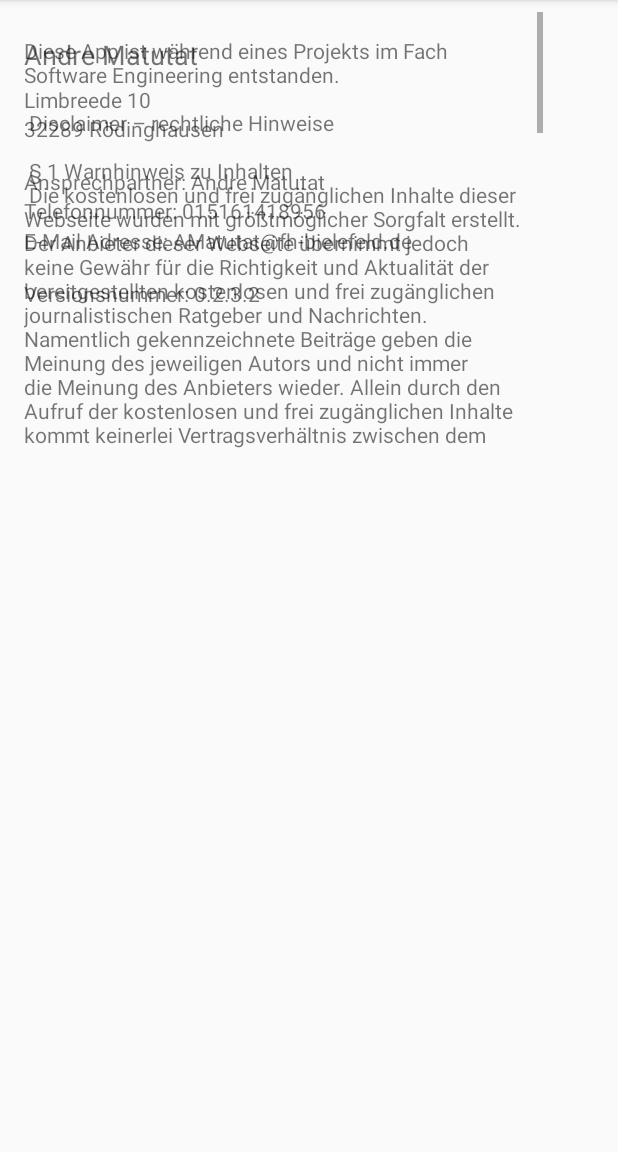
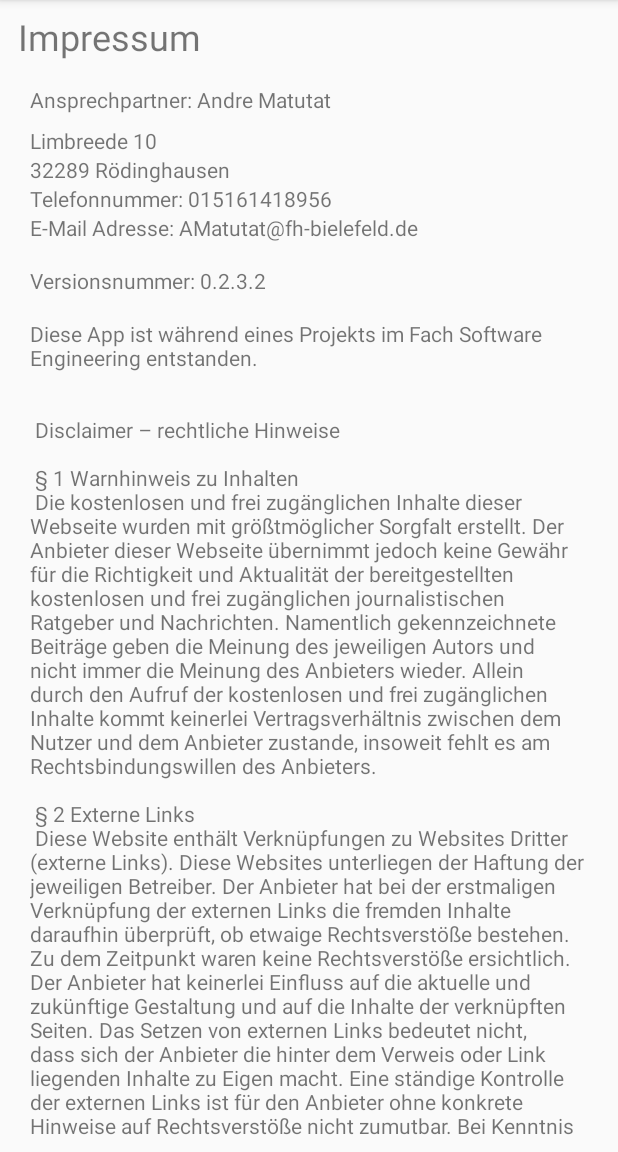
Before and after one commit to FHBielefeld-IFM-WS1718-SWEng1/AndroidApp, an Android app: the fragment ImprintFragment shown on its own in the app's theme, on a phone screen of 412 x 824 dp, the part 84-1236 px from its top. Run offline under Robolectric (Android 15) with nearby library versions, the phone set to English and light mode, and no system bars.

Commit message:
Impressum fix

```diff
--- a/app/src/main/res/layout/fragment_imprint.xml
+++ b/app/src/main/res/layout/fragment_imprint.xml
@@ -7,20 +7,43 @@
     android:layout_height="match_parent"
     android:padding="8dp">
 
+    <ScrollView
+        android:layout_width="wrap_content"
+        android:layout_height="wrap_content"
+        android:layout_marginBottom="8dp"
+        android:layout_marginStart="8dp"
+        android:layout_marginTop="8dp"
+        app:layout_constraintBottom_toBottomOf="parent"
+        app:layout_constraintEnd_toEndOf="parent"
+        app:layout_constraintStart_toStartOf="parent"
+        app:layout_constraintTop_toTopOf="parent"
+        app:layout_constraintVertical_bias="0.51">
+
+        <LinearLayout
+            android:layout_width="match_parent"
+            android:layout_height="wrap_content"
+            android:orientation="vertical">
+
             <TextView
-        android:id="@+id/AdressText"
-        android:layout_width="0dp"
+                android:id="@+id/Impressum"
+                android:layout_width="match_parent"
+                android:layout_height="wrap_content"
+                android:text="@string/ImpressumText"
+                android:textSize="24sp" />
+
+            <TextView
+                android:id="@+id/ContactText"
+                android:layout_width="match_parent"
                 android:layout_height="wrap_content"
                 android:layout_marginStart="8dp"
                 android:layout_marginTop="16dp"
-        android:text="@string/AdressText"
-        android:textSize="18sp"
+                android:text="@string/ContactText"
                 app:layout_constraintStart_toStartOf="parent"
-        app:layout_constraintTop_toTopOf="parent" />
+                app:layout_constraintTop_toBottomOf="@+id/CityText" />
 
             <TextView
                 android:id="@+id/StreetText"
-        android:layout_width="wrap_content"
+                android:layout_width="match_parent"
                 android:layout_height="wrap_content"
                 android:layout_marginStart="8dp"
                 android:layout_marginTop="8dp"
@@ -30,7 +53,7 @@
 
             <TextView
                 android:id="@+id/CityText"
-        android:layout_width="wrap_content"
+                android:layout_width="match_parent"
                 android:layout_height="wrap_content"
                 android:layout_marginStart="8dp"
                 android:text="@string/CityText"
@@ -38,19 +61,9 @@
                 app:layout_constraintTop_toBottomOf="@+id/StreetText" />
 
             <TextView
-        android:id="@+id/ContactText"
-        android:layout_width="wrap_content"
+                android:id="@+id/TelText"
+                android:layout_width="match_parent"
                 android:layout_height="wrap_content"
-        android:layout_marginStart="8dp"
-        android:layout_marginTop="16dp"
-        android:text="@string/ContactText"
-        app:layout_constraintStart_toStartOf="parent"
-        app:layout_constraintTop_toBottomOf="@+id/CityText" />
-
-    <TextView
-        android:id="@+id/TelText"
-        android:layout_width="0dp"
-        android:layout_height="20dp"
                 android:layout_marginStart="8dp"
                 android:text="@string/TelText"
                 app:layout_constraintStart_toStartOf="parent"
@@ -58,7 +71,7 @@
 
             <TextView
                 android:id="@+id/EmailText"
-        android:layout_width="0dp"
+                android:layout_width="match_parent"
                 android:layout_height="wrap_content"
                 android:layout_marginStart="8dp"
                 android:text="@string/EMailText"
@@ -67,7 +80,7 @@
 
             <TextView
                 android:id="@+id/VersionText"
-        android:layout_width="0dp"
+                android:layout_width="match_parent"
                 android:layout_height="wrap_content"
                 android:layout_marginStart="8dp"
                 android:layout_marginTop="16dp"
@@ -75,21 +88,10 @@
                 app:layout_constraintStart_toStartOf="parent"
                 app:layout_constraintTop_toBottomOf="@+id/EmailText" />
 
-    <ScrollView
-        android:layout_width="354dp"
-        android:layout_height="291dp"
-        tools:layout_editor_absoluteX="8dp"
-        tools:layout_editor_absoluteY="210dp">
-
-        <LinearLayout
-            android:layout_width="match_parent"
-            android:layout_height="wrap_content"
-            android:orientation="vertical" >
-
             <TextView
                 android:id="@+id/DiscriptionText"
                 android:layout_width="match_parent"
-                android:layout_height="1040dp"
+                android:layout_height="wrap_content"
                 android:layout_marginEnd="8dp"
                 android:layout_marginStart="8dp"
                 android:layout_marginTop="16dp"
--- a/app/src/main/res/values/stringimprint.xml
+++ b/app/src/main/res/values/stringimprint.xml
@@ -1,13 +1,13 @@
 <?xml version="1.0" encoding="utf-8"?>
 <resources>
-    <string name="AdressText">Andre Matutat</string>
+    <string name="ImpressumText">Impressum</string>
     <string name="StreetText">Limbreede 10</string>
     <string name="CityText">32289 Rödinghausen</string>
     <string name="ContactText">Ansprechpartner: Andre Matutat</string>
     <string name="TelText">Telefonnummer: 015161418956</string>
     <string name="EMailText">E-Mail Adresse: AMatutat@fh-bielefeld.de</string>
     <string name="VersionText">Versionsnummer: 0.2.3.2</string>
-    <string name="DescriptionText">Diese App ist während eines Projekts im Fach Software Engineering entstanden.\n\n
+    <string name="DescriptionText">Diese App ist während eines Projekts im Fach Software Engineering entstanden.\n\n\n
         Disclaimer – rechtliche Hinweise\n\n
 § 1 Warnhinweis zu Inhalten\n
 Die kostenlosen und frei zugänglichen Inhalte dieser Webseite wurden mit größtmöglicher Sorgfalt erstellt. Der Anbieter dieser Webseite übernimmt jedoch keine Gewähr für die Richtigkeit und Aktualität der bereitgestellten kostenlosen und frei zugänglichen journalistischen Ratgeber und Nachrichten. Namentlich gekennzeichnete Beiträge geben die Meinung des jeweiligen Autors und nicht immer die Meinung des Anbieters wieder. Allein durch den Aufruf der kostenlosen und frei zugänglichen Inhalte kommt keinerlei Vertragsverhältnis zwischen dem Nutzer und dem Anbieter zustande, insoweit fehlt es am Rechtsbindungswillen des Anbieters.\n\n
@@ -17,6 +17,6 @@ Diese Website enthält Verknüpfungen zu Websites Dritter ("externe Links"). Die
 Die auf dieser Website veröffentlichten Inhalte unterliegen dem deutschen Urheber- und Leistungsschutzrecht. Jede vom deutschen Urheber- und Leistungsschutzrecht nicht zugelassene Verwertung bedarf der vorherigen schriftlichen Zustimmung des Anbieters oder jeweiligen Rechteinhabers. Dies gilt insbesondere für Vervielfältigung, Bearbeitung, Übersetzung, Einspeicherung, Verarbeitung bzw. Wiedergabe von Inhalten in Datenbanken oder anderen elektronischen Medien und Systemen. Inhalte und Rechte Dritter sind dabei als solche gekennzeichnet. Die unerlaubte Vervielfältigung oder Weitergabe einzelner Inhalte oder kompletter Seiten ist nicht gestattet und strafbar. Lediglich die Herstellung von Kopien und Downloads für den persönlichen, privaten und nicht kommerziellen Gebrauch ist erlaubt.\n\n
 Die Darstellung dieser Website in fremden Frames ist nur mit schriftlicher Erlaubnis zulässig.\n\n
 § 4 Besondere Nutzungsbedingungen\n
-Soweit besondere Bedingungen für einzelne Nutzungen dieser Website von den vorgenannten Paragraphen abweichen, wird an entsprechender Stelle ausdrücklich darauf hingewiesen. In diesem Falle gelten im jeweiligen Einzelfall die besonderen Nutzungsbedingungen.\n
+Soweit besondere Bedingungen für einzelne Nutzungen dieser Website von den vorgenannten Paragraphen abweichen, wird an entsprechender Stelle ausdrücklich darauf hingewiesen. In diesem Falle gelten im jeweiligen Einzelfall die besonderen Nutzungsbedingungen.
 </string>
 </resources>
```
Lines whose indentation alone changed are shown as unchanged.
